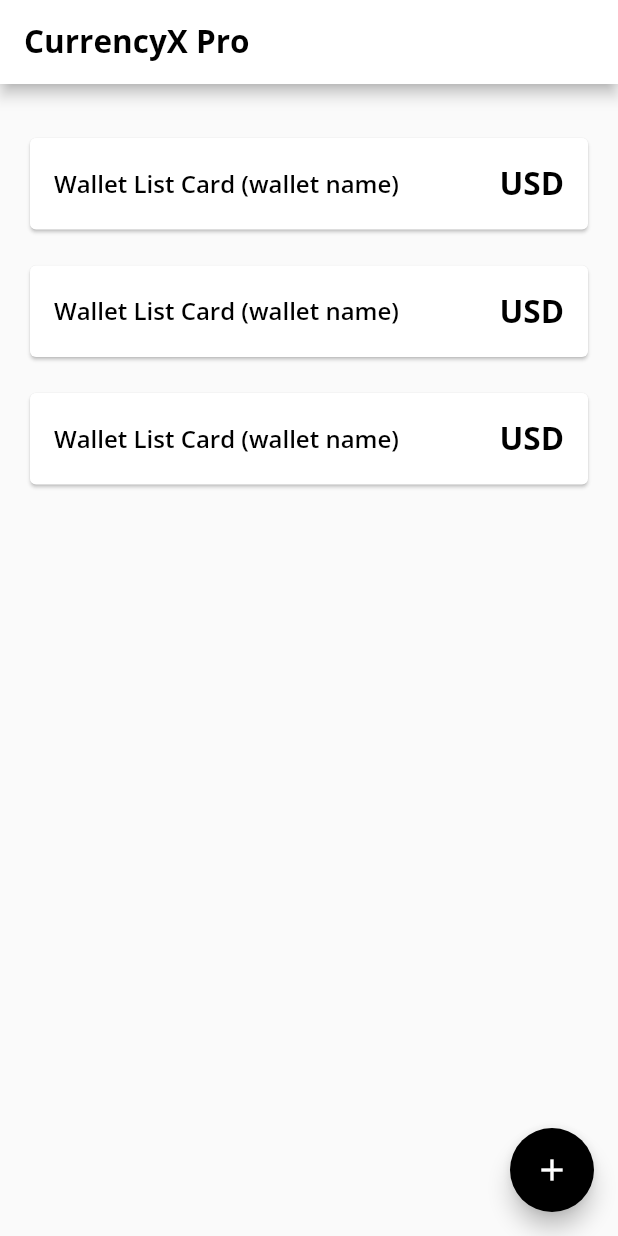
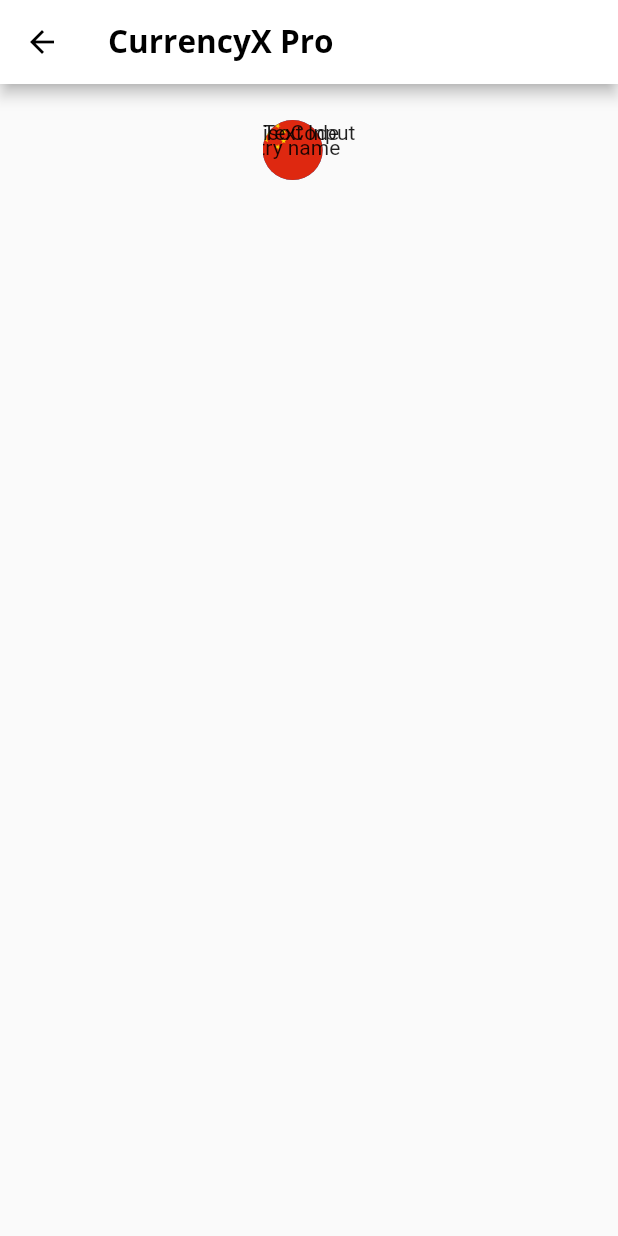
Before and after one commit to carlstep/currencyxpro, a Flutter app: the screen it shows after launch, after a tap on "Wallet List Card (wallet name)", on a phone screen of 412 x 824 dp. Run offline on Flutter 3.47's test engine with Material 2 defaults, Android fonts, the phone set to English and light mode, and no system bars; our stand-ins replace google_fonts.

Commit message:
link the primary card to wallet screen

```diff
--- a/lib/components/primary_card.dart
+++ b/lib/components/primary_card.dart
@@ -1,27 +1,35 @@
 import 'package:flutter/material.dart';
-import 'package:currencyxpro/home.dart';
+
+
 
 class PrimaryCard extends StatelessWidget {
   const PrimaryCard({Key? key}) : super(key: key);
 
   @override
   Widget build(BuildContext context) {
-    return Card(
-      child: Column(
-        children: [
-          Row(
-            children: [
-              Text('image placeholder'),
-              Text('Country Name'),
-            ],
-          ),
-          Row(
-            children: [
-              Text('Currency Code'),
-              Text('Value Entry Field'),
-            ],
-          )
-        ],
+    return Center(
+      child: Container(
+        height: 40,
+        child: Stack(
+          children: [
+            Positioned(
+              child: CircleAvatar(
+                backgroundImage: AssetImage("assets/flags/china.jpeg"),
+              ),
+              top: 0,
+              left: 0,
+            ),
+            Positioned(
+              child: Text('country name'),
+              top: 10,
+              right: 10,
+            ),
+            Positioned(
+              child: Text('isoCode'),
+            ),
+            Positioned(child: Text('Text Input'),),
+          ],
+        ),
       ),
     );
   }
--- a/lib/components/wallet_list_card.dart
+++ b/lib/components/wallet_list_card.dart
@@ -1,6 +1,7 @@
 import 'package:currencyxpro/components/primary_card.dart';
+import 'package:currencyxpro/screens/wallet_screen.dart';
 import 'package:flutter/material.dart';
-import 'package:currencyxpro/home.dart';
+
 
 class WalletListCard extends StatelessWidget {
   const WalletListCard({Key? key}) : super(key: key);
@@ -11,7 +12,11 @@ class WalletListCard extends StatelessWidget {
       padding: const EdgeInsets.all(8.0),
       child: InkWell(
         onTap: () {
-          PrimaryCard();
+          Navigator.of(context).push(
+              MaterialPageRoute(
+                  builder: (context) => WalletScreen(),
+              ),
+          );
         },
         child: Card(
           child: Padding(
--- a/lib/screens/wallet_screen.dart
+++ b/lib/screens/wallet_screen.dart
@@ -0,0 +1,33 @@
+import 'package:currencyxpro/components/primary_card.dart';
+import 'package:flutter/material.dart';
+
+
+class WalletScreen extends StatelessWidget {
+  const WalletScreen({Key? key}) : super(key: key);
+
+  @override
+  Widget build(BuildContext context) {
+    return Scaffold(
+      appBar: AppBar(
+        title: Text('CurrencyX Pro',
+          style: Theme.of(context).textTheme.headline2,),
+      ),
+      body: Center(
+        child: Padding(
+          padding: const EdgeInsets.only(left: 8.0, right: 8.0),
+          child: ListView(
+            children: <Widget>[
+              SizedBox(
+                height: 24,
+              ),
+              PrimaryCard(),
+              // TODO: add alt_card
+              // TODO: need a plus button to add more alt_cards
+            ],
+          ),
+          // TODO: add home button
+        ),
+      ),
+    );
+  }
+}
```
